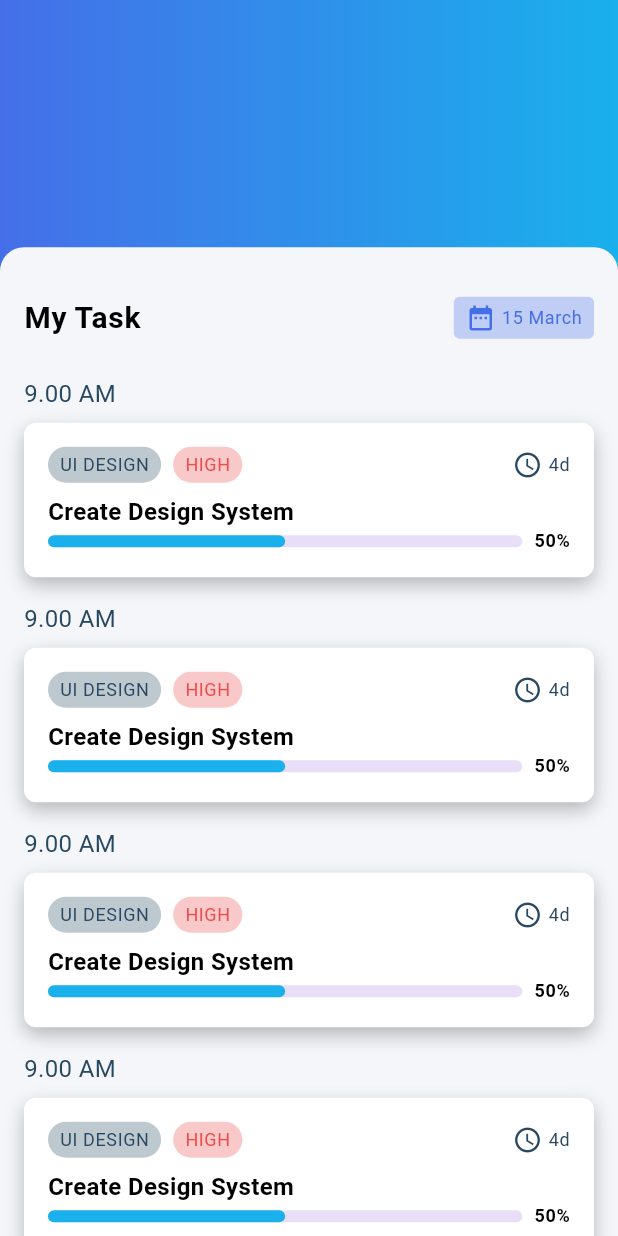
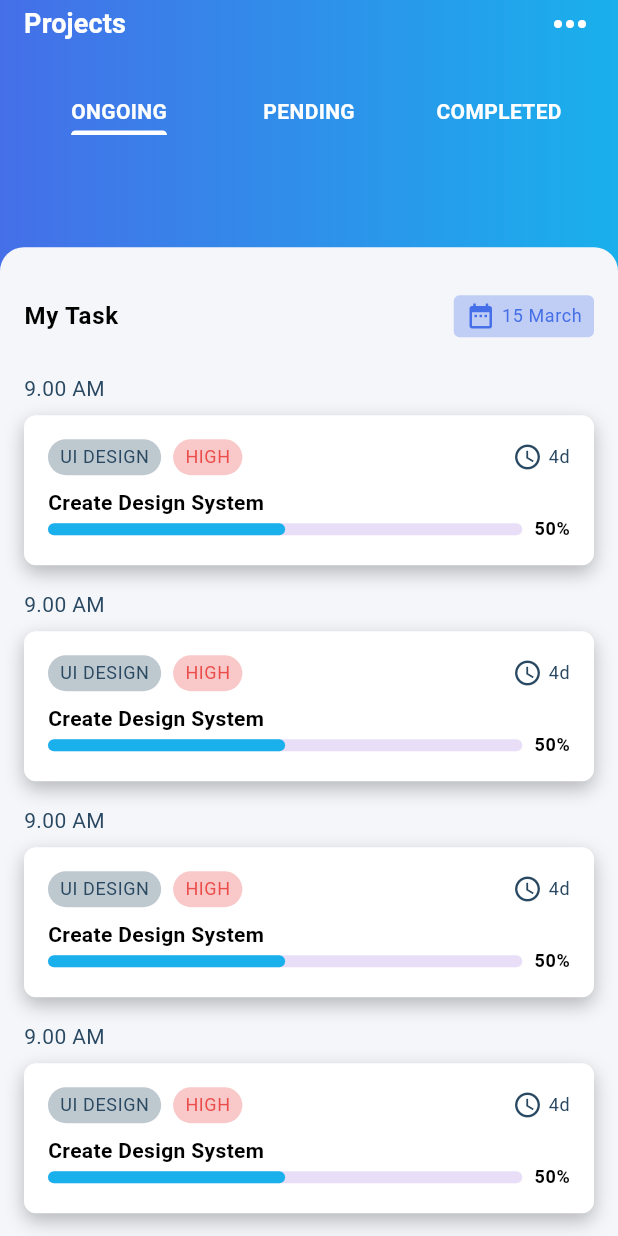
Before and after one commit to draxexx/weekly_planner, a Flutter app: the screen it shows after launch, after a tap on an icon or button, on a phone screen of 412 x 824 dp. Run offline on Flutter 3.47's test engine with Material 3 defaults, Android fonts, the phone set to English and light mode, and no system bars; our stand-ins replace convex_bottom_bar, get, sleek_circular_slider.

Commit message:
add tabbar

```diff
--- a/lib/feature/task/screen/task_screen.dart
+++ b/lib/feature/task/screen/task_screen.dart
@@ -1,26 +1,38 @@
 import 'package:flutter/material.dart';
-import 'package:weekly_planner/feature/task/widgets/task_card_list.dart';
+import 'package:weekly_planner/feature/task/widgets/task_tabbar_view.dart';
 import 'package:weekly_planner/feature/task/widgets/task_top.dart';
 import 'package:weekly_planner/product/layouts/base_layout.dart';
-import 'package:weekly_planner/product/utils/custom_linear_gradient.dart';
 import 'package:weekly_planner/product/utils/custom_radius.dart';
-import 'package:weekly_planner/product/utils/custom_space.dart';
 import 'package:weekly_planner/product/utils/size_config.dart';
 
-class TaskScreen extends StatelessWidget {
+class TaskScreen extends StatefulWidget {
   const TaskScreen({super.key});
+
+  @override
+  State<TaskScreen> createState() => _TaskScreenState();
+}
+
+class _TaskScreenState extends State<TaskScreen> with TickerProviderStateMixin {
+  late final TabController _tabController;
+
+  @override
+  void initState() {
+    super.initState();
+    _tabController = TabController(length: 3, vsync: this);
+  }
+
+  @override
+  void dispose() {
+    _tabController.dispose();
+    super.dispose();
+  }
 
   @override
   Widget build(BuildContext context) {
     return BaseLayout(
       body: Stack(
         children: [
-          Container(
-            decoration: BoxDecoration(
-              gradient: CustomLinearGradient(context: context).linearGradient(
-                  begin: Alignment.topRight, end: Alignment.topLeft),
-            ),
-          ),
+          TaskTop(tabController: _tabController),
           Positioned(
             top: SizeConfig.screenHeight! * .2,
             child: Container(
@@ -30,14 +42,7 @@ class TaskScreen extends StatelessWidget {
                 borderRadius: CustomRadius().allLarge,
                 color: Theme.of(context).colorScheme.background,
               ),
-              child: Column(
-                children: [
-                  CustomSpace().verticalLarge2x,
-                  const TaskTop(),
-                  CustomSpace().verticalLarge,
-                  const Expanded(child: TaskCardList()),
-                ],
-              ),
+              child: TaskTabBarView(tabController: _tabController),
             ),
           ),
         ],
--- /dev/null
+++ b/lib/feature/task/widgets/task_list_title.dart
@@ -0,0 +1,61 @@
+import 'package:flutter/material.dart';
+import 'package:weekly_planner/product/utils/custom_padding.dart';
+import 'package:weekly_planner/product/utils/custom_radius.dart';
+import 'package:weekly_planner/product/utils/custom_space.dart';
+import 'package:weekly_planner/product/widgets/custom_icon.dart';
+import 'package:weekly_planner/product/widgets/custom_text.dart';
+
+class TaskListTitle extends StatelessWidget {
+  const TaskListTitle({super.key});
+
+  @override
+  Widget build(BuildContext context) {
+    return Container(
+      margin: CustomPadding().horizontalLarge,
+      child: Row(
+        mainAxisAlignment: MainAxisAlignment.spaceBetween,
+        children: [
+          CustomText(
+            text: "My Task",
+            style: Theme.of(context).textTheme.bodyLarge!.copyWith(
+                  fontWeight: FontWeight.bold,
+                ),
+          ),
+          const DateContainer(),
+        ],
+      ),
+    );
+  }
+}
+
+class DateContainer extends StatelessWidget {
+  const DateContainer({
+    super.key,
+  });
+
+  @override
+  Widget build(BuildContext context) {
+    return Container(
+      padding: CustomPadding().symmetricMedium,
+      decoration: BoxDecoration(
+        color: Theme.of(context).colorScheme.primaryContainer,
+        borderRadius: CustomRadius().allSmall,
+      ),
+      child: Row(
+        children: [
+          CustomIcon(
+            icon: Icons.date_range,
+            color: Theme.of(context).colorScheme.primary,
+          ),
+          CustomSpace().horizontalSmall,
+          CustomText(
+            text: "15 March",
+            style: Theme.of(context).textTheme.bodySmall!.copyWith(
+                  color: Theme.of(context).colorScheme.primary,
+                ),
+          ),
+        ],
+      ),
+    );
+  }
+}
--- /dev/null
+++ b/lib/feature/task/widgets/task_tabbar_view.dart
@@ -0,0 +1,40 @@
+import 'package:flutter/material.dart';
+import 'package:weekly_planner/feature/task/widgets/task_card_list.dart';
+import 'package:weekly_planner/feature/task/widgets/task_list_title.dart';
+import 'package:weekly_planner/product/utils/custom_space.dart';
+
+class TaskTabBarView extends StatelessWidget {
+  const TaskTabBarView({
+    super.key,
+    required this.tabController,
+  });
+  final TabController tabController;
+
+  @override
+  Widget build(BuildContext context) {
+    return TabBarView(
+      controller: tabController,
+      children: const [
+        TabBarViewItem(),
+        TabBarViewItem(),
+        TabBarViewItem(),
+      ],
+    );
+  }
+}
+
+class TabBarViewItem extends StatelessWidget {
+  const TabBarViewItem({super.key});
+
+  @override
+  Widget build(BuildContext context) {
+    return Column(
+      children: [
+        CustomSpace().verticalLarge2x,
+        const TaskListTitle(),
+        CustomSpace().verticalLarge,
+        const Expanded(child: TaskCardList()),
+      ],
+    );
+  }
+}
--- a/lib/feature/task/widgets/task_top.dart
+++ b/lib/feature/task/widgets/task_top.dart
@@ -1,60 +1,76 @@
 import 'package:flutter/material.dart';
+import 'package:weekly_planner/product/utils/custom_linear_gradient.dart';
 import 'package:weekly_planner/product/utils/custom_padding.dart';
-import 'package:weekly_planner/product/utils/custom_radius.dart';
 import 'package:weekly_planner/product/utils/custom_space.dart';
 import 'package:weekly_planner/product/widgets/custom_icon.dart';
 import 'package:weekly_planner/product/widgets/custom_text.dart';
 
 class TaskTop extends StatelessWidget {
-  const TaskTop({super.key});
+  const TaskTop({super.key, required this.tabController});
+  final TabController tabController;
 
   @override
   Widget build(BuildContext context) {
     return Container(
-      margin: CustomPadding().horizontalLarge,
-      child: Row(
+      padding: CustomPadding().horizontalLarge,
+      decoration: BoxDecoration(
+        gradient: CustomLinearGradient(context: context)
+            .linearGradient(begin: Alignment.topRight, end: Alignment.topLeft),
+      ),
+      child: SafeArea(
+        child: Column(
+          children: [
+            Row(
               mainAxisAlignment: MainAxisAlignment.spaceBetween,
               children: [
                 CustomText(
-            text: "My Task",
-            style: Theme.of(context).textTheme.bodyLarge!.copyWith(
+                  text: "Projects",
+                  style: Theme.of(context).textTheme.titleSmall!.copyWith(
+                        color: Theme.of(context).colorScheme.tertiary,
                         fontWeight: FontWeight.bold,
                       ),
                 ),
-          const DateContainer(),
+                CustomIcon(
+                  icon: Icons.more_horiz,
+                  color: Theme.of(context).colorScheme.tertiary,
+                  size: 32,
+                ),
               ],
+            ),
+            CustomSpace().verticalLarge2x,
+            TabBar(
+              controller: tabController,
+              labelPadding: CustomPadding().bottomSmall,
+              indicatorColor: Theme.of(context).colorScheme.tertiary,
+              dividerColor: Colors.transparent,
+              tabs: const [
+                TabBarTitle(title: "ONGOING"),
+                TabBarTitle(title: "PENDING"),
+                TabBarTitle(title: "COMPLETED"),
+              ],
+            ),
+          ],
+        ),
       ),
     );
   }
 }
 
-class DateContainer extends StatelessWidget {
-  const DateContainer({
+class TabBarTitle extends StatelessWidget {
+  const TabBarTitle({
     super.key,
+    required this.title,
   });
+
+  final String title;
 
   @override
   Widget build(BuildContext context) {
-    return Container(
-      padding: CustomPadding().symmetricMedium,
-      decoration: BoxDecoration(
-        color: Theme.of(context).colorScheme.primaryContainer,
-        borderRadius: CustomRadius().allSmall,
-      ),
-      child: Row(
-        children: [
-          CustomIcon(
-            icon: Icons.date_range,
-            color: Theme.of(context).colorScheme.primary,
-          ),
-          CustomSpace().horizontalSmall,
-          CustomText(
-            text: "15 March",
-            style: Theme.of(context).textTheme.bodySmall!.copyWith(
-                  color: Theme.of(context).colorScheme.primary,
-                ),
-          ),
-        ],
+    return CustomText(
+      text: title,
+      style: Theme.of(context).textTheme.bodyMedium!.copyWith(
+            color: Theme.of(context).colorScheme.tertiary,
+            fontWeight: FontWeight.bold,
           ),
     );
   }
--- a/lib/product/init/theme/app_theme_builder.dart
+++ b/lib/product/init/theme/app_theme_builder.dart
@@ -64,25 +64,40 @@ class AppThemeBuilder {
         color: color,
       ),
       bodyMedium: CustomTextStyle(context).style(
+        fontSize: 14,
+        color: color,
+      ),
+      bodyLarge: CustomTextStyle(context).style(
         fontSize: 16,
         color: color,
       ),
-      bodyLarge: CustomTextStyle(context).style(
-        fontSize: 20,
+      titleSmall: CustomTextStyle(context).style(
+        fontSize: 18,
+        fontWeight: FontWeight.bold,
         color: color,
       ),
-      titleSmall: CustomTextStyle(context).style(
+      titleMedium: CustomTextStyle(context).style(
+        fontSize: 20,
+        fontWeight: FontWeight.bold,
+        color: color,
+      ),
+      titleLarge: CustomTextStyle(context).style(
+        fontSize: 22,
+        fontWeight: FontWeight.bold,
+        color: color,
+      ),
+      headlineSmall: CustomTextStyle(context).style(
         fontSize: 24,
         fontWeight: FontWeight.bold,
         color: color,
       ),
-      titleMedium: CustomTextStyle(context).style(
-        fontSize: 32,
+      headlineMedium: CustomTextStyle(context).style(
+        fontSize: 26,
         fontWeight: FontWeight.bold,
         color: color,
       ),
-      titleLarge: CustomTextStyle(context).style(
-        fontSize: 36,
+      headlineLarge: CustomTextStyle(context).style(
+        fontSize: 28,
         fontWeight: FontWeight.bold,
         color: color,
       ),
--- a/lib/product/utils/custom_padding.dart
+++ b/lib/product/utils/custom_padding.dart
@@ -5,20 +5,27 @@ class CustomPadding {
   final double medium = 8;
   final double large = 16;
 
+  // all
   EdgeInsets get allMedium => EdgeInsets.all(medium);
   EdgeInsets get allLarge => EdgeInsets.all(large);
 
+  // symmetric
   EdgeInsets get symmetricMedium =>
       EdgeInsets.symmetric(horizontal: medium, vertical: small);
-
   EdgeInsets get symmetricLarge =>
       EdgeInsets.symmetric(horizontal: large, vertical: medium);
 
+  // horizontal
   EdgeInsets get horizontalMedium => EdgeInsets.symmetric(horizontal: medium);
-
   EdgeInsets get horizontalLarge => EdgeInsets.symmetric(horizontal: large);
 
+  // right
   EdgeInsets get rightSmall => EdgeInsets.only(right: small);
   EdgeInsets get rightMedium => EdgeInsets.only(right: medium);
   EdgeInsets get rightLarge => EdgeInsets.only(right: large);
+
+  // bottom
+  EdgeInsets get bottomSmall => EdgeInsets.only(bottom: small);
+  EdgeInsets get bottomMedium => EdgeInsets.only(bottom: medium);
+  EdgeInsets get bottomLarge => EdgeInsets.only(bottom: large);
 }
--- a/lib/product/utils/custom_space.dart
+++ b/lib/product/utils/custom_space.dart
@@ -1,7 +1,7 @@
 import 'package:flutter/material.dart';
 
 class CustomSpace {
-  final double small = 4, medium = 8, large = 16, large2x = 32;
+  final double small = 4, medium = 8, large = 16, large2x = 32, large3x = 48;
 
   // small
   SizedBox get horizontalSmall => SizedBox(width: small);
@@ -18,4 +18,8 @@ class CustomSpace {
   // large 2x
   SizedBox get horizontalLarge2x => SizedBox(width: large2x);
   SizedBox get verticalLarge2x => SizedBox(height: large2x);
+
+  // large 3x
+  SizedBox get horizontalLarge3x => SizedBox(width: large3x);
+  SizedBox get verticalLarge3x => SizedBox(height: large3x);
 }
```
Lines whose indentation alone changed are shown as unchanged.
